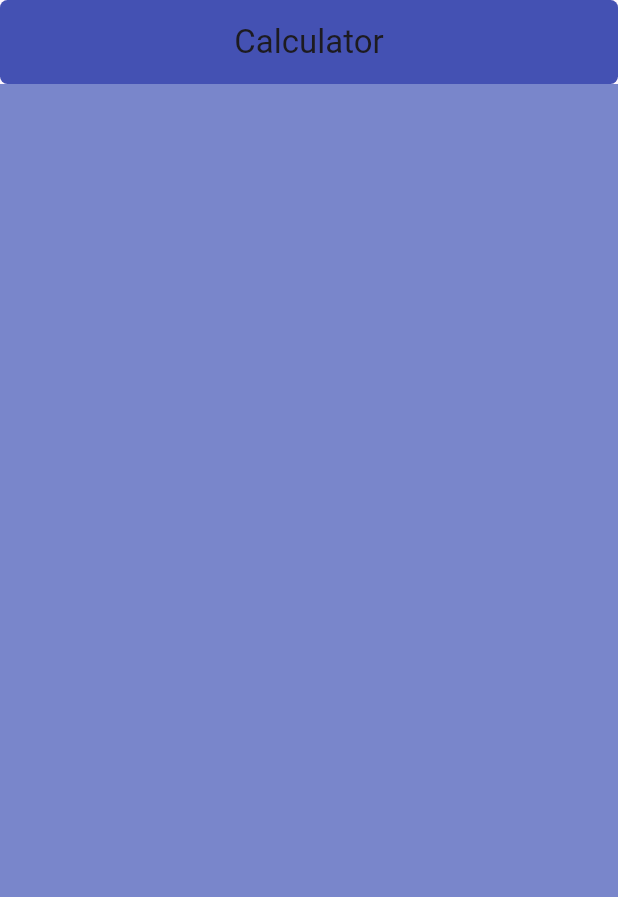
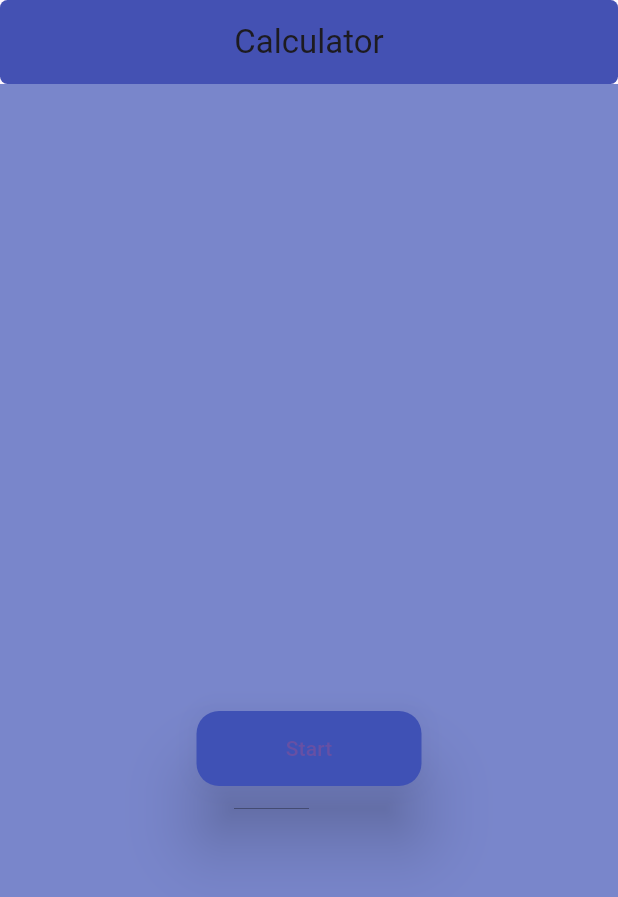
Before and after one commit to elis-li/calculator, a Flutter app: the screen it shows after launch, on a phone screen of 412 x 824 dp. Shown: the top 897 px of the screen. Run offline on Flutter 3.47's test engine with Material 3 defaults, Android fonts, the phone set to English and light mode, and no system bars.

Commit message:
Start page

```diff
--- /dev/null
+++ b/lib/Widgets/start_button.dart
@@ -0,0 +1,25 @@
+import 'package:flutter/material.dart';
+
+class StartButton extends StatelessWidget{
+  final title;
+  final Function() onTap;
+
+  const StartButton({super.key, required this.title, required this.onTap});
+
+  @override
+  Widget build(BuildContext context) {
+    return Padding(
+      padding: const EdgeInsets.only(bottom: 300),
+      child: ElevatedButton(
+          onPressed: onTap,
+          style: ElevatedButton.styleFrom(
+            minimumSize: const Size(150, 50),
+            backgroundColor: Colors.indigo[500],
+            elevation: 20,
+            shape: RoundedRectangleBorder(
+              borderRadius: BorderRadius.circular(15),)),
+          child: Text(title,
+      )),
+    );
+  }
+}
--- /dev/null
+++ b/lib/calculator/calculator.dart
@@ -0,0 +1,10 @@
+
+
+import 'package:flutter/material.dart';
+
+class CalculatorPage extends StatelessWidget{
+  @override
+  Widget build(BuildContext context) {
+    return Container(color: Colors.indigo);
+  }
+}
--- /dev/null
+++ b/lib/calculator/start_button_list.dart
@@ -0,0 +1,32 @@
+import 'package:calculator/calculator/calculator.dart';
+import 'package:flutter/material.dart';
+import '../Widgets/start_button.dart';
+
+class StartButtonList extends StatelessWidget{
+  const StartButtonList({super.key});
+
+
+  @override
+  Widget build(BuildContext context) {
+    return Stack(children: <Widget>[
+      Container(),
+      Align(alignment: Alignment.bottomCenter, child: _startButton(context))
+    ]);
+  }
+  Widget _startButton(BuildContext context){
+    return SafeArea(
+      child: StartButton(
+        title: 'Start',
+        onTap: (){
+          _calculation(context);
+        }
+      )
+    );
+  }
+  Future <void> _calculation(BuildContext context) async{
+    await Navigator.push(context, MaterialPageRoute(builder: (context){
+      return CalculatorPage();
+    }));
+  }
+
+}
--- a/lib/calculator/start_page.dart
+++ b/lib/calculator/start_page.dart
@@ -1,4 +1,5 @@
 
+import 'package:calculator/calculator/start_button_list.dart';
 import 'package:flutter/material.dart';
 
 class StartPage extends StatelessWidget{
@@ -15,7 +16,7 @@ class StartPage extends StatelessWidget{
         shape: RoundedRectangleBorder(
           borderRadius: BorderRadius.circular(5)),
         ),
-        body: Container(color: Colors.indigo[300]),
+        body: Container(color: Colors.indigo[300], child: const StartButtonList()),
       );
     }
   }
```
